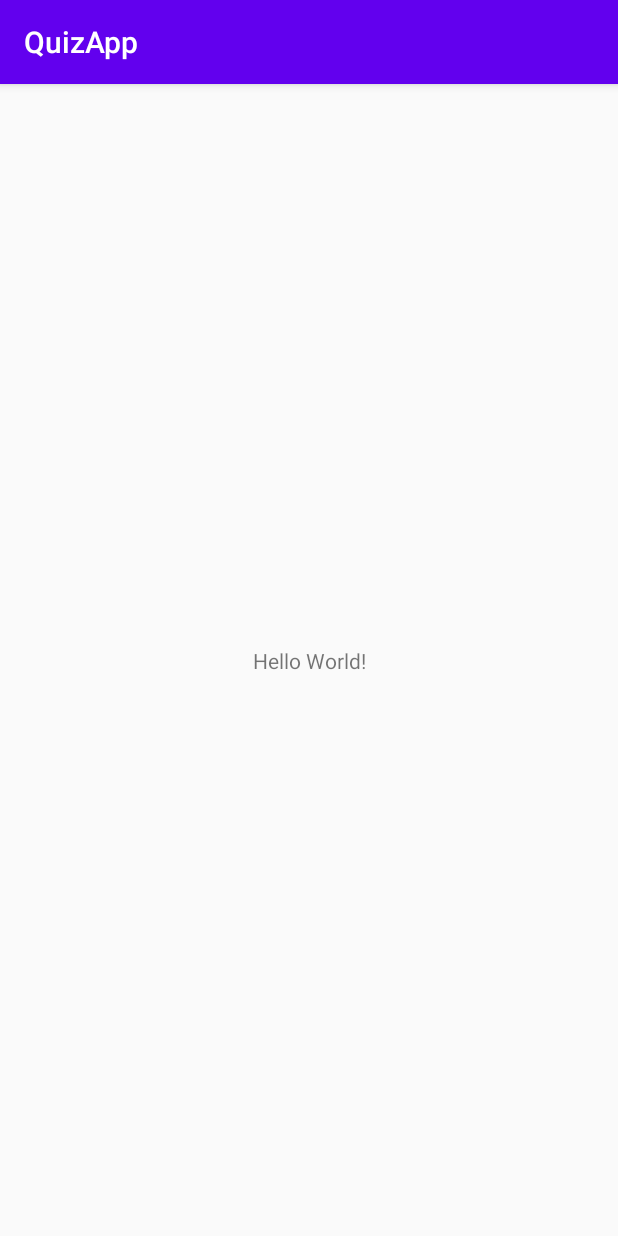
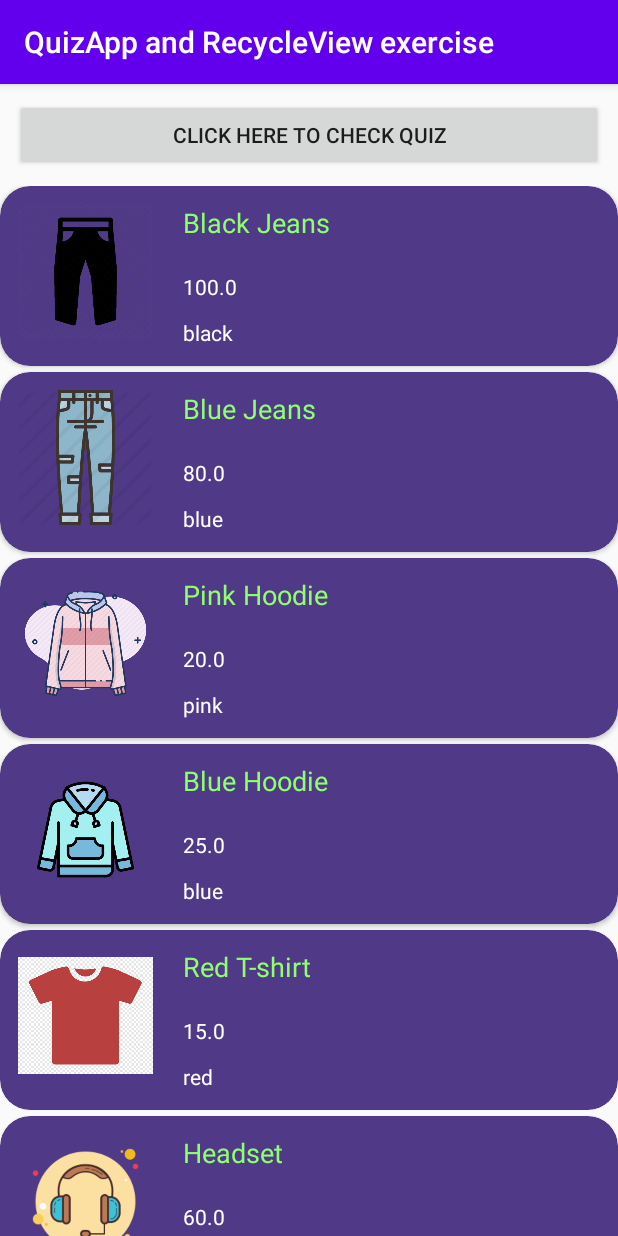
Before and after one commit to tushig11/QuizApp, an Android app: the screen it shows after launch (MainActivity), on a phone screen of 412 x 824 dp. Run offline under Robolectric (Android 15) with nearby library versions, the phone set to English and light mode, and no system bars.

Commit message:
RecycleView function added

```diff
--- a/app/build.gradle
+++ b/app/build.gradle
@@ -30,6 +30,8 @@ dependencies {
     implementation 'androidx.core:core-ktx:1.3.1'
     implementation 'androidx.appcompat:appcompat:1.2.0'
     implementation 'androidx.constraintlayout:constraintlayout:2.0.1'
+    implementation 'androidx.recyclerview:recyclerview:1.1.0'
+    implementation 'androidx.cardview:cardview:1.0.0'
     testImplementation 'junit:junit:4.12'
     androidTestImplementation 'androidx.test.ext:junit:1.1.2'
     androidTestImplementation 'androidx.test.espresso:espresso-core:3.3.0'
--- a/app/src/main/AndroidManifest.xml
+++ b/app/src/main/AndroidManifest.xml
@@ -3,12 +3,13 @@
     package="com.example.quizapp">
 
     <application
-        android:allowBackup="true"
+        android:allowBackup="false"
         android:icon="@mipmap/ic_launcher"
         android:label="@string/app_name"
         android:roundIcon="@mipmap/ic_launcher_round"
         android:supportsRtl="true"
         android:theme="@style/AppTheme">
+        <activity android:name=".DetailActivity" />
         <activity android:name=".MainActivity">
             <intent-filter>
                 <action android:name="android.intent.action.MAIN" />
--- /dev/null
+++ b/app/src/main/java/com/example/quizapp/CustomAdapter.kt
@@ -0,0 +1,50 @@
+package com.example.quizapp
+
+import android.content.Context
+import android.content.Intent
+import android.view.LayoutInflater
+import android.view.View
+import android.view.ViewGroup
+import android.widget.ImageView
+import android.widget.RelativeLayout
+import android.widget.TextView
+import android.widget.Toast
+import androidx.recyclerview.widget.RecyclerView
+
+class CustomAdapter(var context: Context, var productList :ArrayList<Product>) : RecyclerView.Adapter<CustomAdapter.MyViewHolder>(){
+    override fun onBindViewHolder(holder: MyViewHolder, position: Int) {
+        val imgIdentifier = context.resources.getIdentifier(productList[position].image, "drawable", context.packageName)
+        holder.imgView.setImageResource(imgIdentifier)
+        holder.name.text = productList[position].title
+        holder.price.text = productList[position].price.toString()
+        holder.color.text = productList[position].color
+
+        holder.parentlayout.setOnClickListener {
+            val intent = Intent(context, DetailActivity::class.java)
+            val item = productList[position]
+            Toast.makeText(context," $item clicked", Toast.LENGTH_LONG).show()
+            intent.putExtra("title", item.title)
+            intent.putExtra("image", item.image)
+            intent.putExtra("color", item.color)
+            intent.putExtra("price", item.price)
+            intent.putExtra("desc", item.desc)
+            context.startActivity(intent)
+        }
+    }
+
+    override fun onCreateViewHolder(parent: ViewGroup, viewType: Int): MyViewHolder {
+        val v = LayoutInflater.from(parent.context).inflate(R.layout.card_layout, parent, false)
+        return MyViewHolder(v)
+    }
+    override fun getItemCount(): Int {
+        return productList.size
+    }
+
+    class MyViewHolder(itemView: View): RecyclerView.ViewHolder(itemView) {
+        var name: TextView = itemView.findViewById<TextView>(R.id.name)
+        var price: TextView = itemView.findViewById<TextView>(R.id.price)
+        var color: TextView = itemView.findViewById<TextView>(R.id.color)
+        var imgView : ImageView = itemView.findViewById<ImageView>(R.id.image)
+        var parentlayout : RelativeLayout = itemView.findViewById(R.id.itemDisplay) as RelativeLayout
+    }
+}
--- a/app/src/main/java/com/example/quizapp/MainActivity.kt
+++ b/app/src/main/java/com/example/quizapp/MainActivity.kt
@@ -2,10 +2,28 @@ package com.example.quizapp
 
 import androidx.appcompat.app.AppCompatActivity
 import android.os.Bundle
+import androidx.recyclerview.widget.LinearLayoutManager
+import kotlinx.android.synthetic.main.activity_main.*
 
 class MainActivity : AppCompatActivity() {
+    private lateinit var productList: ArrayList<Product>
+
+    private fun createStaticProducts(){
+        //Products
+        val jeansBlack = Product("0", "Black Jeans", 100.0, "black", "jeans_black", "Flexible jeans with black color")
+        val jeansBlue = Product("1", "Blue Jeans", 80.0, "blue", "jeans_blue", "Flexible jeans with blue color")
+        val hoodiePink = Product("2", "Pink Hoodie", 20.0, "pink", "hoodie_pink", "Nice hoodie for girls")
+        val hoodieBlue = Product("3", "Blue Hoodie", 25.0, "blue", "hoodie_blue", "Nice hoodie for boys")
+        val tShirt = Product("4", "Red T-shirt", 15.0, "red", "t_shirt_red", "Simple T-Shirt for everyone")
+        val headset = Product("5", "Headset", 60.0, "pink", "headset", "Headset with inline microphone")
+
+        productList = arrayListOf(jeansBlack, jeansBlue, hoodiePink, hoodieBlue, tShirt, headset)
+    }
     override fun onCreate(savedInstanceState: Bundle?) {
         super.onCreate(savedInstanceState)
         setContentView(R.layout.activity_main)
+        createStaticProducts()
+        recycleView.layoutManager = LinearLayoutManager(this)
+        recycleView.adapter = CustomAdapter(this, productList)
     }
 }
--- /dev/null
+++ b/app/src/main/java/com/example/quizapp/Product.kt
@@ -0,0 +1,7 @@
+package com.example.quizapp
+
+data class Product(var id:String, var title:String, var price:Double, var color:String, var image:String, var desc:String){
+    override fun toString(): String {
+        return "$title / Price: $price"
+    }
+}
--- a/app/src/main/res/layout/activity_main.xml
+++ b/app/src/main/res/layout/activity_main.xml
@@ -1,18 +1,22 @@
 <?xml version="1.0" encoding="utf-8"?>
-<androidx.constraintlayout.widget.ConstraintLayout xmlns:android="http://schemas.android.com/apk/res/android"
-    xmlns:app="http://schemas.android.com/apk/res-auto"
+<LinearLayout xmlns:android="http://schemas.android.com/apk/res/android"
     xmlns:tools="http://schemas.android.com/tools"
     android:layout_width="match_parent"
     android:layout_height="match_parent"
+    android:orientation="vertical"
     tools:context=".MainActivity">
 
-    <TextView
-        android:layout_width="wrap_content"
+    <Button
+        android:id="@+id/quizBtn"
+        android:layout_width="match_parent"
         android:layout_height="wrap_content"
-        android:text="Hello World!"
-        app:layout_constraintBottom_toBottomOf="parent"
-        app:layout_constraintLeft_toLeftOf="parent"
-        app:layout_constraintRight_toRightOf="parent"
-        app:layout_constraintTop_toTopOf="parent" />
+        android:text="@string/quizBtn"
+        android:padding="10dp"
+        android:layout_margin="10dp"/>
 
-</androidx.constraintlayout.widget.ConstraintLayout>
+    <androidx.recyclerview.widget.RecyclerView
+        android:id="@+id/recycleView"
+        android:layout_width="match_parent"
+        android:layout_height="match_parent" />
+
+</LinearLayout>
--- /dev/null
+++ b/app/src/main/res/layout/card_layout.xml
@@ -0,0 +1,66 @@
+<?xml version="1.0" encoding="utf-8"?>
+<androidx.cardview.widget.CardView
+    xmlns:android="http://schemas.android.com/apk/res/android"
+    xmlns:app="http://schemas.android.com/apk/res-auto"
+    android:layout_width="match_parent"
+    android:layout_height="wrap_content"
+    android:padding="20dp"
+    android:id="@+id/card_view"
+    app:cardBackgroundColor="#503987"
+    app:cardCornerRadius="20dp"
+    android:layout_marginBottom="4dp">
+
+    <RelativeLayout
+        android:id="@+id/itemDisplay"
+        android:layout_width="match_parent"
+        android:layout_height="120dp"
+        android:padding="12dp">
+
+        <ImageView
+            android:id="@+id/image"
+            android:layout_width="90dp"
+            android:layout_height="90dp"
+            android:src="@mipmap/ic_launcher"
+            android:contentDescription="@string/name"/>
+
+        <TextView
+            android:id="@+id/name"
+            android:layout_width="199dp"
+            android:layout_height="41dp"
+            android:layout_marginLeft="20dp"
+            android:text="@string/name"
+            android:textColor="#8FFF70"
+            android:textSize="18sp"
+            android:layout_alignParentRight="true"
+            android:layout_toRightOf="@+id/image"
+            android:layout_alignParentEnd="true"
+            android:layout_toEndOf="@+id/image"
+            android:layout_marginStart="20dp" />
+
+        <TextView
+            android:id="@+id/price"
+            android:layout_width="246dp"
+            android:layout_height="20dp"
+            android:layout_alignBottom="@+id/name"
+            android:layout_marginLeft="20dp"
+            android:layout_marginBottom="-24dp"
+            android:layout_toRightOf="@+id/image"
+            android:text="@string/price"
+            android:textColor="#FFFFFF"
+            android:layout_marginStart="20dp"
+            android:layout_toEndOf="@+id/image" />
+
+        <TextView
+            android:id="@+id/color"
+            android:layout_width="246dp"
+            android:layout_height="20dp"
+            android:layout_alignBottom="@+id/price"
+            android:layout_marginLeft="20dp"
+            android:layout_alignParentBottom="true"
+            android:layout_toRightOf="@+id/image"
+            android:text="@string/color"
+            android:textColor="#FFFFFF"
+            android:layout_marginStart="20dp"
+            android:layout_toEndOf="@+id/image" />
+    </RelativeLayout>
+</androidx.cardview.widget.CardView>
--- a/app/src/main/res/values/strings.xml
+++ b/app/src/main/res/values/strings.xml
@@ -1,3 +1,11 @@
 <resources>
-    <string name="app_name">QuizApp</string>
+    <string name="app_name">QuizApp and RecycleView exercise</string>
+    <string name="quizBtn">Click here to check Quiz</string>
+    <string name="viewBtn">Click here to check RecycleView exercise</string>
+
+    <!--  card view -->
+    <string name="name">Test Product</string>
+    <string name="price">Price: 100.0</string>
+    <string name="color">Color: Black</string>
+    <string name="desc">Item description: </string>
 </resources>
--- a/app/src/main/res/values/styles.xml
+++ b/app/src/main/res/values/styles.xml
@@ -7,4 +7,9 @@
         <item name="colorAccent">@color/colorAccent</item>
     </style>
 
+    <style name="myStyle">
+        <item name="android:layout_marginLeft">30dp</item>
+        <item name="android:layout_marginRight">30dp</item>
+        <item name="android:textSize">20sp</item>
+    </style>
 </resources>
```
Also changed, not shown: app/src/main/java/com/example/quizapp/DetailActivity.kt (added, +23 -0 lines), app/src/main/res/layout/activity_detail.xml (added, +66 -0 lines), app/src/main/res/drawable/headset.png (added), app/src/main/res/drawable/hoodie_blue.png (added), app/src/main/res/drawable/hoodie_pink.png (added), app/src/main/res/drawable/jeans_black.png (added), app/src/main/res/drawable/jeans_blue.png (added), app/src/main/res/drawable/t_shirt_red.png (added).
